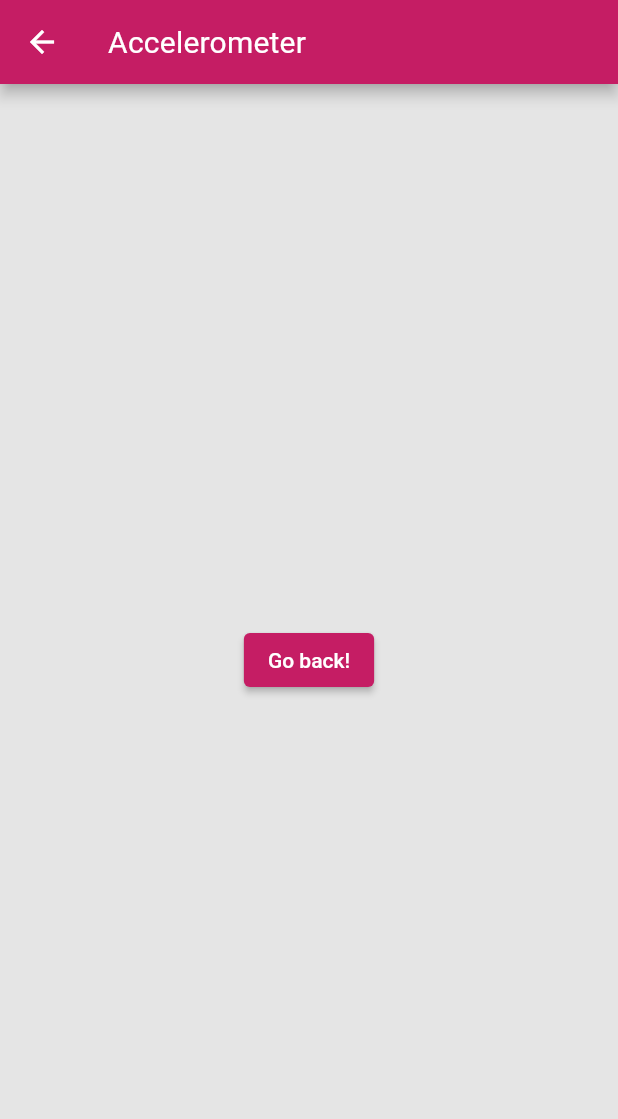
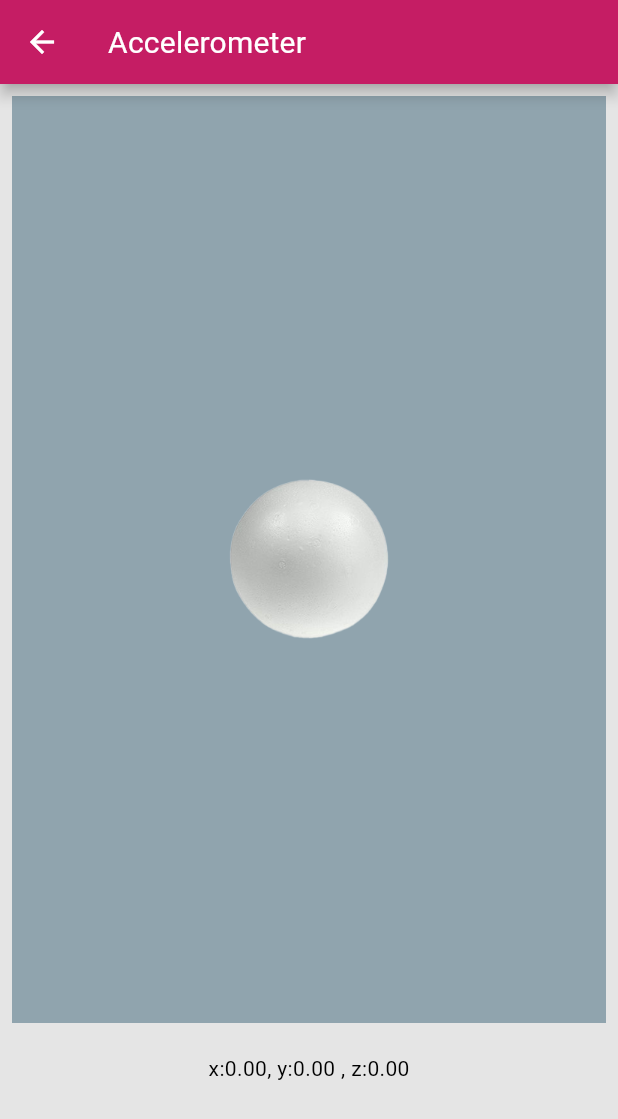
Before and after one commit to hraschan/flutter_sensor_libary_app, a Flutter app: the AccelerometerRoute screen opened directly, on a phone screen of 412 x 824 dp. Shown: the top 1119 px of the screen. Run offline on Flutter 3.47's test engine with Material 2 defaults, Android fonts, the phone set to English and light mode, and no system bars; our stand-ins replace flutter_map, latlong2, weather_icons; missing offline and left inert: sensor_library.

Commit message:
accelerometerImpl

```diff
--- a/lib/routes/accelerometer_route.dart
+++ b/lib/routes/accelerometer_route.dart
@@ -1,22 +1,99 @@
 import 'package:flutter/material.dart';
+import 'package:sensor_library/models/raw_sensors/accelerometer.dart';
+import 'package:sensor_library/models/return_types/sensor_vector_3.dart';
 
-class AccelerometerRoute extends StatelessWidget {
+class AccelerometerRoute extends StatefulWidget {
   const AccelerometerRoute({Key? key}) : super(key: key);
+  @override
+  State<StatefulWidget> createState() => _AccelerometerState();
+}
+
+class _AccelerometerState extends State<AccelerometerRoute> {
+  double accelerometerX = 0.0;
+  double accelerometerY = 0.0;
+  double accelerometerZ = 0.0;
+  double bounce = 0.6;
+  double xSpeed = 2;
+  double ySpeed = 2;
+  double movementX = 0.0;
+  double movementY = 0.0;
+  double movementZ = 0.0;
+  double positionX = 0.0;
+  double positionY = 0.0;
+
+  String path = 'assets/images/ball.png';
+
+  @override
+  void initState() {
+    super.initState();
+    Accelerometer acc = Accelerometer(inMillis: 20);
+    acc.getRaw().listen((SensorVector3 data) {
+      _onAccelero(data);
+    });
+  }
+
+  void _onAccelero(SensorVector3 element) {
+    double newAccelerometerX = element.x;
+    double newAccelerometerY = element.y;
+    double newAccelerometerZ = element.z;
+    setState(() {
+      accelerometerX = -newAccelerometerX;
+      accelerometerY = newAccelerometerY;
+      accelerometerZ = newAccelerometerZ;
+
+      if (movementY > 205 && accelerometerY > 0 ||
+          movementY < -205 && accelerometerY < 0) {
+        ySpeed *= -bounce;
+      } else {
+        ySpeed = 2;
+      }
+      if (movementX > 145 && accelerometerX > 0 ||
+          movementX < -145 && accelerometerX < 0) {
+        xSpeed *= -bounce;
+      } else {
+        xSpeed = 2;
+      }
+      movementX += accelerometerX * xSpeed;
+      movementY += accelerometerY * ySpeed;
+    });
+  }
 
   @override
   Widget build(BuildContext context) {
     return Scaffold(
-      appBar: AppBar(
-        title: const Text("Accelerometer"),
-      ),
-      body: Center(
-        child: ElevatedButton(
-          onPressed: () {
-            Navigator.pop(context);
-          },
-          child: const Text('Go back!'),
+        appBar: AppBar(
+          title: const Text("Accelerometer"),
         ),
-      ),
-    );
+        body: ListView(
+          padding: const EdgeInsets.all(8),
+          children: <Widget>[
+            Container(
+              color: Colors.blueGrey[300],
+              width: MediaQuery.of(context).size.width,
+              height: MediaQuery.of(context).size.height * 0.75,
+              child: Center(
+                child: ConstrainedBox(
+                    constraints: const BoxConstraints(
+                        minHeight: 0,
+                        minWidth: 0,
+                        maxHeight: 235.0,
+                        maxWidth: 145.0),
+                    child: Transform.translate(
+                      offset: Offset(movementX, movementY),
+                      child: Image.asset(
+                        path,
+                        scale: 2,
+                      ),
+                    )),
+              ),
+            ),
+            Container(
+              height: 60,
+              child: Center(
+                  child: Text(
+                      "x:${accelerometerX.toStringAsFixed(2)}, y:${accelerometerY.toStringAsFixed(2)} , z:${accelerometerZ.toStringAsFixed(2)}")),
+            ),
+          ],
+        ));
   }
 }
```
Also changed, not shown: assets/images/ball.png (added).
